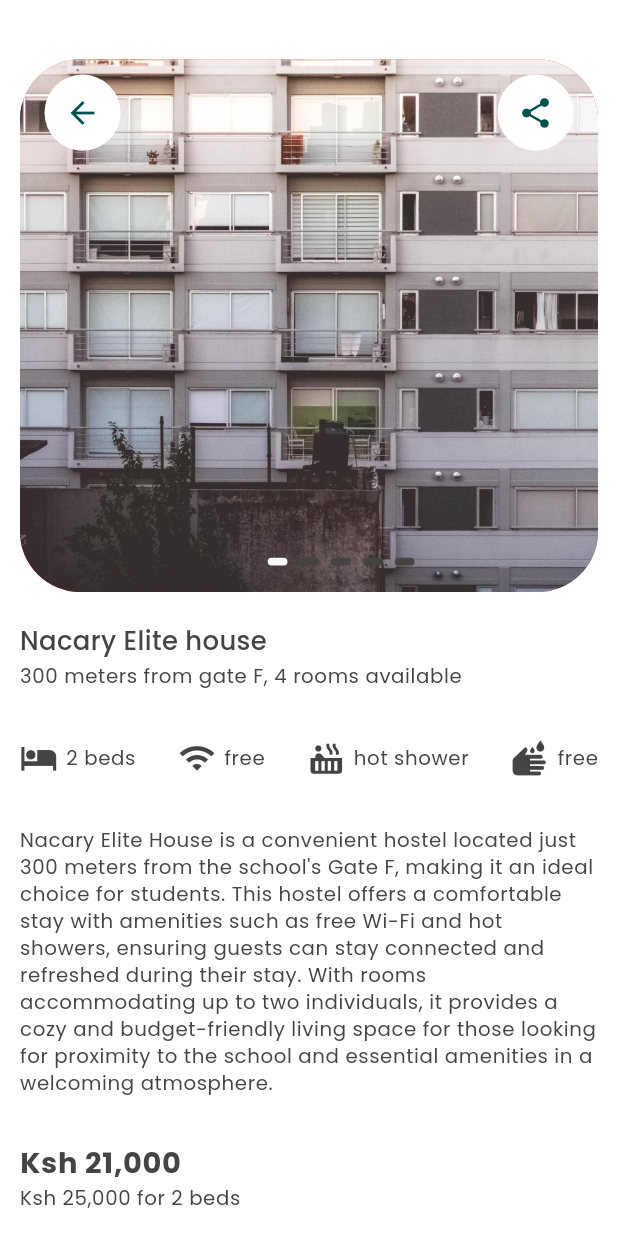
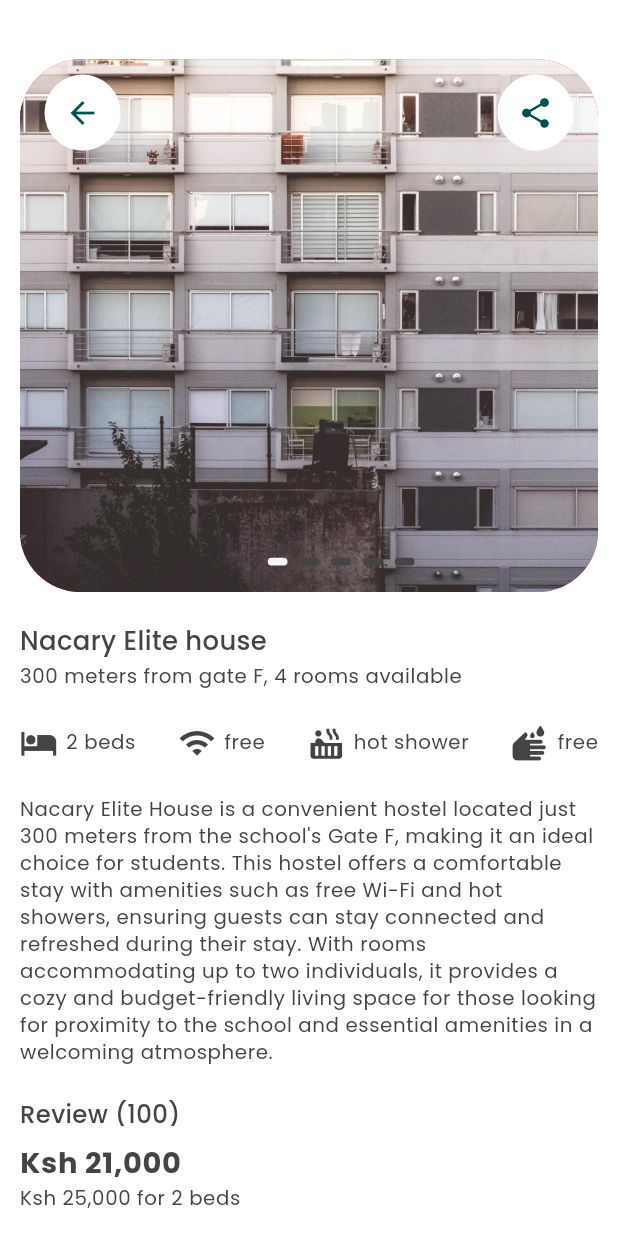
Before and after one commit to Qarani-m/ATC, a Flutter app: the HostelDetails screen opened by its route, on a phone screen of 412 x 824 dp. Run offline on Flutter 3.47's test engine with Material 2 defaults, Android fonts, the phone set to English and light mode, and no system bars; drawn by our look-alikes of carousel_slider, smooth_page_indicator; our stand-ins replace flutter_screenutil, flutter_svg, get, google_fonts.

Commit message:
this solves #4

```diff
--- a/lib/src/features/hostel_finder/screen/hostel_details.dart
+++ b/lib/src/features/hostel_finder/screen/hostel_details.dart
@@ -120,7 +120,7 @@
                         style: Theme.of(context).textTheme.bodySmall,
                       ),
                       SizedBox(
-                        height: 20.h,
+                        height: 10.h,
                       ),
                       Container(
                         height: 50.h,
@@ -151,7 +151,7 @@
                         ),
                       ),
                       SizedBox(
-                        height: 20.h,
+                        height: 10.h,
                       ),
                       Text(
                         AppStrings.nacaryGuestHouse,
```
